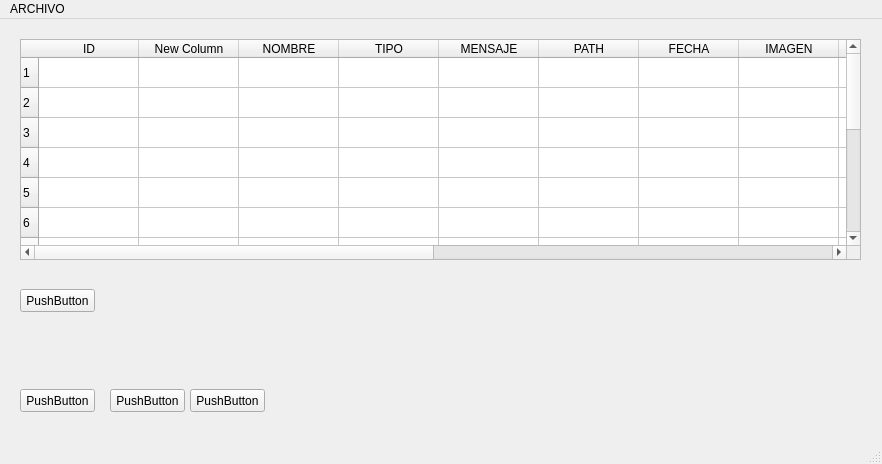
Old version of the form Vistas/Diseño de Interfaces/conocidos.ui in the repository jesussalatiel/Asistente-Virtual.
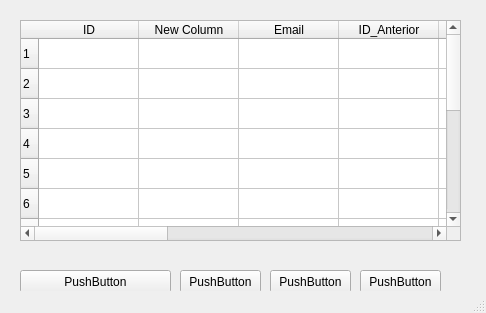
New version of the form.

The edit to the form file:
```diff
--- a/Vistas/Diseño de Interfaces/conocidos.ui
+++ b/Vistas/Diseño de Interfaces/conocidos.ui
@@ -6,10 +6,16 @@
    <rect>
     <x>0</x>
     <y>0</y>
-    <width>882</width>
-    <height>464</height>
+    <width>486</width>
+    <height>313</height>
    </rect>
   </property>
+  <property name="maximumSize">
+   <size>
+    <width>486</width>
+    <height>313</height>
+   </size>
+  </property>
   <property name="windowTitle">
    <string>MainWindow</string>
   </property>
@@ -19,7 +25,7 @@
      <rect>
       <x>20</x>
       <y>270</y>
-      <width>75</width>
+      <width>151</width>
       <height>23</height>
      </rect>
     </property>
@@ -32,7 +38,7 @@
      <rect>
       <x>20</x>
       <y>20</y>
-      <width>841</width>
+      <width>441</width>
       <height>221</height>
      </rect>
     </property>
@@ -43,7 +49,7 @@
      <number>14</number>
     </property>
     <property name="columnCount">
-     <number>16</number>
+     <number>12</number>
     </property>
     <row/>
     <row/>
@@ -71,32 +77,12 @@
     </column>
     <column>
      <property name="text">
-      <string>NOMBRE</string>
+      <string>Email</string>
      </property>
     </column>
     <column>
      <property name="text">
-      <string>TIPO</string>
-     </property>
-    </column>
-    <column>
-     <property name="text">
-      <string>MENSAJE</string>
-     </property>
-    </column>
-    <column>
-     <property name="text">
-      <string>PATH</string>
-     </property>
-    </column>
-    <column>
-     <property name="text">
-      <string>FECHA</string>
-     </property>
-    </column>
-    <column>
-     <property name="text">
-      <string>IMAGEN</string>
+      <string>ID_Anterior</string>
      </property>
     </column>
     <column/>
@@ -111,9 +97,9 @@
    <widget class="QPushButton" name="pushButton_2">
     <property name="geometry">
      <rect>
-      <x>20</x>
-      <y>370</y>
-      <width>75</width>
+      <x>180</x>
+      <y>270</y>
+      <width>81</width>
       <height>23</height>
      </rect>
     </property>
@@ -124,9 +110,9 @@
    <widget class="QPushButton" name="pushButton_3">
     <property name="geometry">
      <rect>
-      <x>110</x>
-      <y>370</y>
-      <width>75</width>
+      <x>270</x>
+      <y>270</y>
+      <width>81</width>
       <height>23</height>
      </rect>
     </property>
@@ -137,9 +123,9 @@
    <widget class="QPushButton" name="pushButton_4">
     <property name="geometry">
      <rect>
-      <x>190</x>
-      <y>370</y>
-      <width>75</width>
+      <x>360</x>
+      <y>270</y>
+      <width>81</width>
       <height>23</height>
      </rect>
     </property>
@@ -149,23 +135,6 @@
    </widget>
   </widget>
   <widget class="QStatusBar" name="statusbar"/>
-  <widget class="QMenuBar" name="menuBar">
-   <property name="geometry">
-    <rect>
-     <x>0</x>
-     <y>0</y>
-     <width>882</width>
-     <height>21</height>
-    </rect>
-   </property>
-   <widget class="QMenu" name="menuARCHIVO">
-    <property name="title">
-     <string>ARCHIVO</string>
-    </property>
-    <addaction name="actionABRIR"/>
-   </widget>
-   <addaction name="menuARCHIVO"/>
-  </widget>
   <action name="actionABRIR">
    <property name="text">
     <string>ABRIR</string>
```
